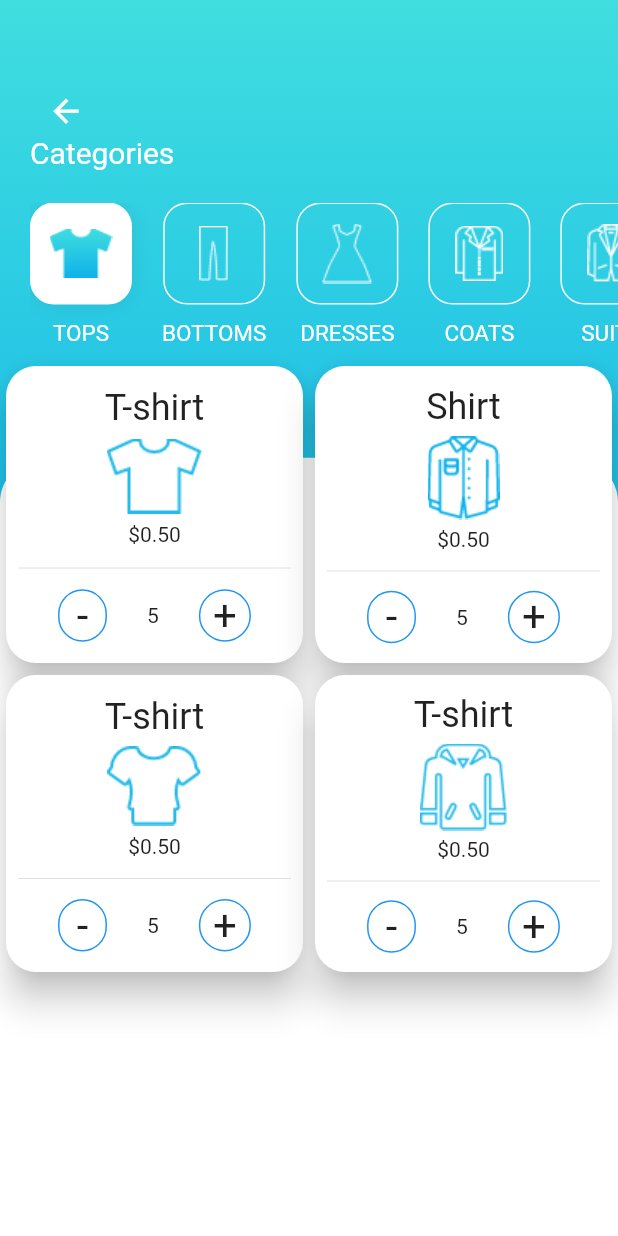
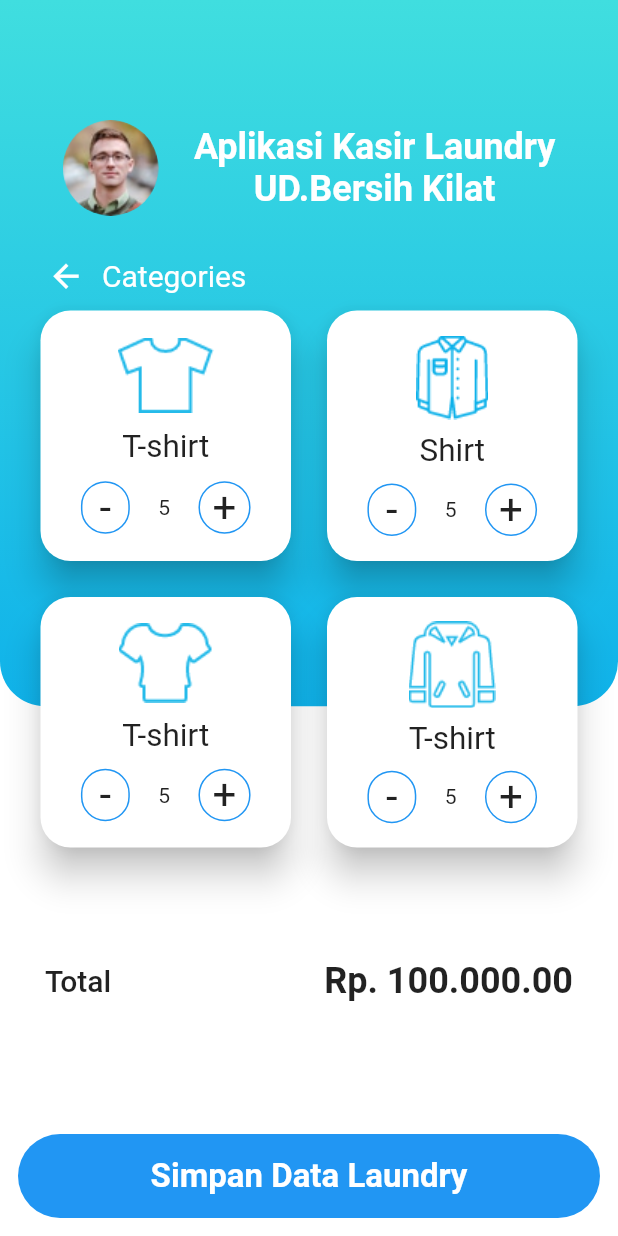
Before and after one commit to choirulanwarr/Laundry-App-Kasir, a Flutter app: the screen it shows after launch, after a tap on "Laundry Premium", on a phone screen of 412 x 824 dp. Run offline on Flutter 3.47's test engine with Material 2 defaults, Android fonts, the phone set to English and light mode, and no system bars.

Commit message:
edit Details

```diff
--- a/lib/details.dart
+++ b/lib/details.dart
@@ -1,4 +1,3 @@
-import 'package:laundry_app/model/list.dart';
 import 'package:flutter/material.dart';
 
 class Detailes extends StatelessWidget {
@@ -7,17 +6,6 @@ class Detailes extends StatelessWidget {
     return Scaffold(
       body: Stack(
         children: <Widget>[
-          Container(
-            width: double.infinity,
-            height: MediaQuery.of(context).size.height * 4 / 7,
-            decoration: BoxDecoration(
-              gradient: LinearGradient(
-                begin: Alignment.topCenter,
-                end: Alignment.bottomCenter,
-                colors: [Color(0xff40dedf), Color(0xff0fb2ea)],
-              ),
-            ),
-          ),
           Container(
             margin:
                 EdgeInsets.only(top: MediaQuery.of(context).size.height / 2.7),
@@ -30,10 +18,63 @@ class Detailes extends StatelessWidget {
                 ),
                 color: Colors.white),
           ),
+          Container(
+            width: double.infinity,
+            height: MediaQuery.of(context).size.height * 4 / 7,
+            decoration: BoxDecoration(
+              gradient: LinearGradient(
+                begin: Alignment.topCenter,
+                end: Alignment.bottomCenter,
+                colors: [Color(0xff40dedf), Color(0xff0fb2ea)],
+              ),
+              borderRadius: BorderRadius.only(
+                bottomLeft: Radius.circular(30),
+                bottomRight: Radius.circular(30),
+              ),
+            ),
+          ),
           Positioned(
-            top: 50,
+              left: 30,
+              top: 80,
+              right: 30,
+              height: null,
+              width: null,
+              child: Row(
+                mainAxisAlignment: MainAxisAlignment.spaceAround,
+                children: <Widget>[
+                  ClipRRect(
+                    borderRadius: BorderRadius.circular(100),
+                    child: Image.asset("assets/home_images/user.png"),
+                  ),
+                  Positioned(
+                    top: 150,
+                    child: Column(
+                      crossAxisAlignment: CrossAxisAlignment.center,
+                      children: <Widget>[
+                        Text("Aplikasi Kasir Laundry",
+                            style: TextStyle(
+                              color: Colors.white,
+                              fontSize: 24,
+                              fontWeight: FontWeight.bold,
+                            )),
+                        Text("UD.Bersih Kilat",
+                            style: TextStyle(
+                              color: Colors.white,
+                              fontSize: 24,
+                              fontWeight: FontWeight.bold,
+                            )),
+                      ],
+                    ),
+                  ),
+                ],
+              )),
+          Positioned(
+              top: 160,
               left: 20,
-            child: IconButton(
+              child: Row(
+                mainAxisAlignment: MainAxisAlignment.start,
+                children: <Widget>[
+                  IconButton(
                     onPressed: () => Navigator.pop(context),
                     icon: Icon(
                       Icons.arrow_back,
@@ -41,78 +82,18 @@ class Detailes extends StatelessWidget {
                       size: 25,
                     ),
                   ),
-          ),
-          Positioned(
-            top: 90,
-            left: 20,
-            child: Text(
+                  Text(
                     "Categories",
                     style: TextStyle(color: Colors.white, fontSize: 20),
                   ),
-          ),
+                ],
+              )),
           Positioned(
-            top: 135,
-            left: 20,
-            child: Container(
-              height: 100,
-              width: MediaQuery.of(context).size.width,
-              child: ListView.builder(
-                scrollDirection: Axis.horizontal,
-                itemCount: categoryData.length,
-                itemBuilder: (context, index) {
-                  bool isSelected = false;
-                  if (index == 0) {
-                    isSelected = true;
-                  }
-                  return Row(
-                    children: <Widget>[
-                      Column(
-                        children: <Widget>[
-                          Container(
-                            width: 68,
-                            height: 68,
-                            decoration: BoxDecoration(
-                                color: isSelected
-                                    ? Colors.white
-                                    : Colors.transparent,
-                                borderRadius: BorderRadius.circular(16),
-                                border: Border.all(
-                                  color: Colors.white,
-                                  width: 1,
-                                ),
-                                boxShadow: isSelected
-                                    ? [
-                                        BoxShadow(
-                                            color: Color(0x14000000),
-                                            blurRadius: 10)
-                                      ]
-                                    : null),
-                            child: Center(
-                              child: Image.asset(categoryData[index].imageUrl),
-                            ),
-                          ),
-                          SizedBox(
-                            height: 10,
-                          ),
-                          Text(
-                            categoryData[index].name,
-                            style: TextStyle(color: Colors.white, fontSize: 15),
-                          ),
-                        ],
-                      ),
-                      SizedBox(
-                        width: 20,
-                      )
-                    ],
-                  );
-                },
-              ),
-            ),
-          ),
-          Positioned(
-            top: 240,
+              top: 180,
               height: MediaQuery.of(context).size.height,
               width: MediaQuery.of(context).size.width,
+              child: Padding(
+                padding: const EdgeInsets.all(15),
                 child: GridView.count(
                   crossAxisCount: 2,
                   children: <Widget>[
@@ -138,6 +119,55 @@ class Detailes extends StatelessWidget {
                         count: 5),
                   ],
                 ),
+              )),
+          Positioned(
+            left: 30,
+            top: 640,
+            right: 30,
+            height: null,
+            width: null,
+            child: Column(
+              crossAxisAlignment: CrossAxisAlignment.center,
+              mainAxisAlignment: MainAxisAlignment.spaceEvenly,
+              children: <Widget>[
+                Row(
+                  mainAxisAlignment: MainAxisAlignment.spaceBetween,
+                  children: <Widget>[
+                    Text(
+                      "Total",
+                      style:
+                          TextStyle(fontSize: 20, fontWeight: FontWeight.w500),
+                    ),
+                    Text(
+                      "Rp. 100.000.00",
+                      style:
+                          TextStyle(fontSize: 24, fontWeight: FontWeight.bold),
+                    ),
+                  ],
+                )
+              ],
+            ),
+          ),
+          Align(
+            alignment: Alignment.bottomCenter,
+            child: Container(
+              height: 80,
+              width: double.infinity,
+              padding: EdgeInsets.all(12.0),
+              child: FlatButton(
+                onPressed: () {},
+                child: Text(
+                  "Simpan Data Laundry",
+                  style: TextStyle(
+                      color: Colors.white,
+                      fontWeight: FontWeight.bold,
+                      fontSize: 22),
+                ),
+                color: Colors.blue,
+                shape: RoundedRectangleBorder(
+                    borderRadius: BorderRadius.circular(41)),
+              ),
+            ),
           )
         ],
       ),
@@ -148,6 +178,8 @@ class Detailes extends StatelessWidget {
     return SizedBox(
         height: 190,
         width: 160,
+        child: Padding(
+          padding: const EdgeInsets.all(8.0),
           child: Card(
             color: Colors.white,
             shape: RoundedRectangleBorder(
@@ -160,13 +192,11 @@ class Detailes extends StatelessWidget {
                 mainAxisAlignment: MainAxisAlignment.spaceEvenly,
                 crossAxisAlignment: CrossAxisAlignment.center,
                 children: <Widget>[
+                  Image.asset("assets/page1/" + imageUrl),
                   Text(
                     item,
-                style: TextStyle(fontSize: 24),
+                    style: TextStyle(fontSize: 21),
                   ),
-              Image.asset("assets/page1/" + imageUrl),
-              Text(price),
-              Divider(),
                   Row(
                     crossAxisAlignment: CrossAxisAlignment.center,
                     mainAxisAlignment: MainAxisAlignment.spaceEvenly,
@@ -198,6 +228,6 @@ class Detailes extends StatelessWidget {
               ),
             ),
           ),
-    );
+        ));
   }
 }
--- a/lib/home.dart
+++ b/lib/home.dart
@@ -24,9 +24,9 @@ class Home extends StatelessWidget {
             ),
           ),
           Positioned(
-              left: 40,
+              left: 30,
               top: 80,
-              right: 40,
+              right: 30,
               height: null,
               width: null,
               child: Row(
@@ -39,7 +39,7 @@ class Home extends StatelessWidget {
                   Positioned(
                     top: 150,
                     child: Column(
-                      crossAxisAlignment: CrossAxisAlignment.start,
+                      crossAxisAlignment: CrossAxisAlignment.center,
                       children: <Widget>[
                         Text("Aplikasi Kasir Laundry",
                             style: TextStyle(
@@ -101,10 +101,10 @@ class Home extends StatelessWidget {
                   height: 20,
                 ),
                 GestureDetector(
-                  onTap: () {
-                    Navigator.push(context,
-                        MaterialPageRoute(builder: (context) => Detailes()));
-                  },
+                  // onTap: () {
+                  //   Navigator.push(context,
+                  //       MaterialPageRoute(builder: (context) => Detailes()));
+                  // },
                   child: Row(
                     mainAxisAlignment: MainAxisAlignment.spaceEvenly,
                     children: <Widget>[
--- a/lib/main.dart
+++ b/lib/main.dart
@@ -1,6 +1,5 @@
 import 'package:flutter/material.dart';
 import 'package:laundry_app/home.dart';
-import 'package:laundry_app/details.dart';
 
 void main() {
   runApp(MyApp());
```
Lines whose indentation alone changed are shown as unchanged.
